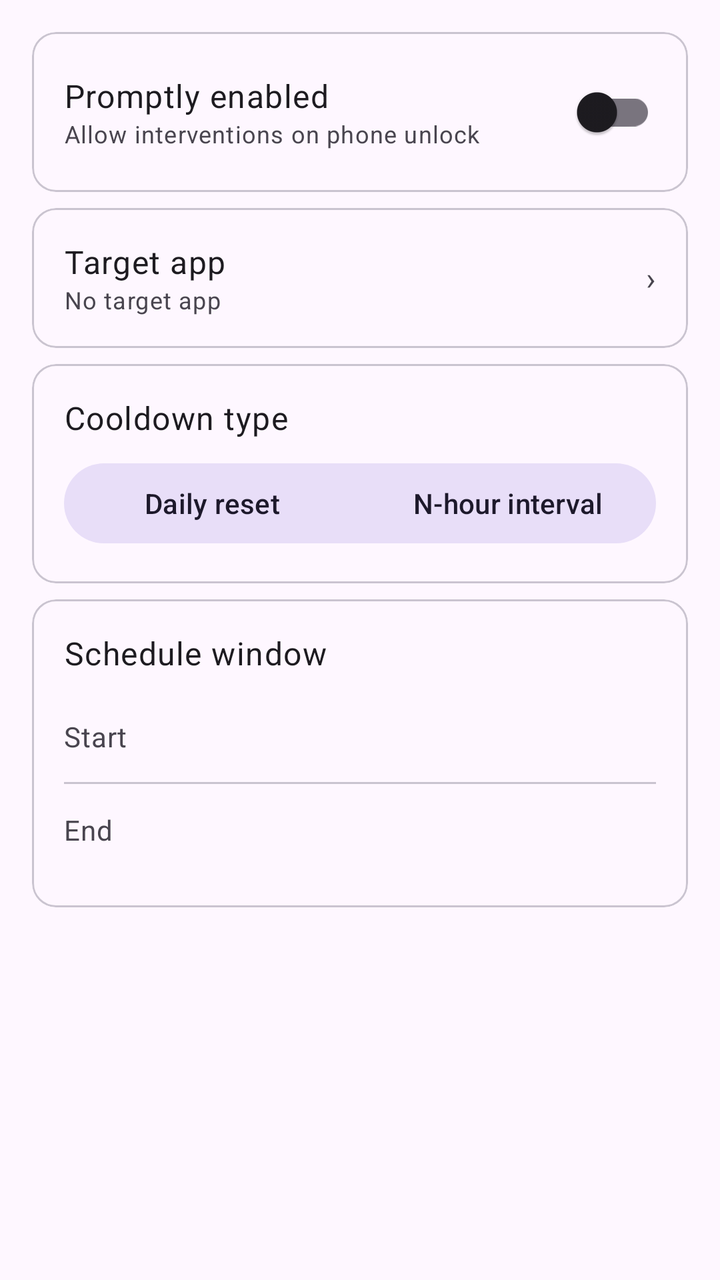
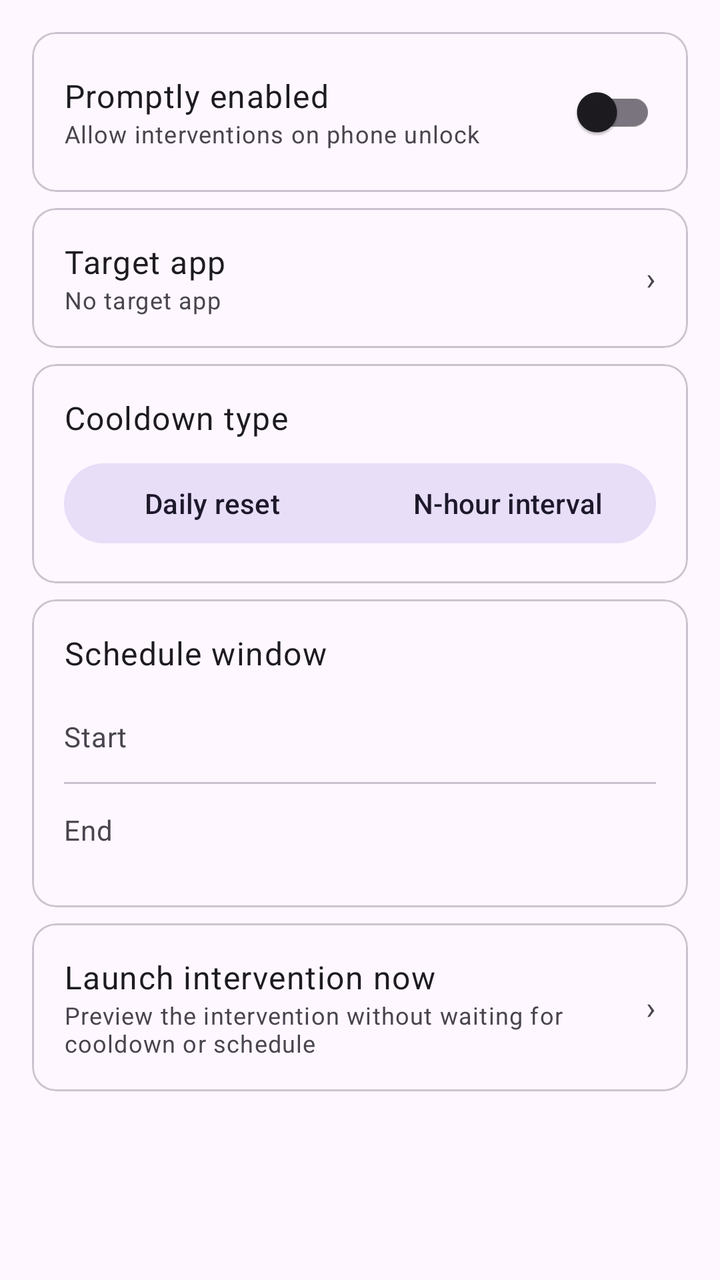

Screens rendered from an Android XML layout before and after an edit, with the pre-edit source and the edit as a unified diff.
<!-- AndroidManifest.xml: activity theme Theme.Promptly -->
<!-- res/layout/activity_settings.xml -->
<?xml version="1.0" encoding="utf-8"?>
<ScrollView xmlns:android="http://schemas.android.com/apk/res/android"
    xmlns:app="http://schemas.android.com/apk/res-auto"
    android:layout_width="match_parent"
    android:layout_height="match_parent"
    android:padding="@dimen/settings_padding">

    <LinearLayout
        android:layout_width="match_parent"
        android:layout_height="wrap_content"
        android:orientation="vertical"
        android:clipToPadding="false">

        <com.google.android.material.card.MaterialCardView
            android:id="@+id/banner_card"
            android:layout_width="match_parent"
            android:layout_height="wrap_content"
            android:layout_marginBottom="@dimen/settings_card_margin"
            android:clickable="true"
            android:focusable="true"
            android:visibility="gone"
            app:cardElevation="0dp">

            <LinearLayout
                android:layout_width="match_parent"
                android:layout_height="wrap_content"
                android:orientation="horizontal"
                android:gravity="center_vertical"
                android:padding="@dimen/settings_row_padding">

                <TextView
                    android:layout_width="0dp"
                    android:layout_height="wrap_content"
                    android:layout_weight="1"
                    android:text="@string/settings_banner_text"
                    android:textAppearance="?attr/textAppearanceBodyMedium"
                    android:textColor="?attr/colorOnSurfaceVariant" />

                <TextView
                    android:layout_width="wrap_content"
                    android:layout_height="wrap_content"
                    android:text="@string/settings_chevron"
                    android:textAppearance="?attr/textAppearanceBodyLarge"
                    android:textColor="?attr/colorOnSurfaceVariant" />

            </LinearLayout>

        </com.google.android.material.card.MaterialCardView>

        <com.google.android.material.card.MaterialCardView
            android:layout_width="match_parent"
            android:layout_height="wrap_content"
            android:layout_marginBottom="@dimen/settings_card_margin"
            app:cardElevation="0dp">

            <LinearLayout
                android:layout_width="match_parent"
                android:layout_height="wrap_content"
                android:orientation="horizontal"
                android:gravity="center_vertical"
                android:padding="@dimen/settings_row_padding">

                <LinearLayout
                    android:layout_width="0dp"
                    android:layout_height="wrap_content"
                    android:layout_weight="1"
                    android:orientation="vertical">

                    <TextView
                        android:layout_width="wrap_content"
                        android:layout_height="wrap_content"
                        android:text="@string/settings_enabled"
                        android:textAppearance="?attr/textAppearanceBodyLarge" />

                    <TextView
                        android:layout_width="wrap_content"
                        android:layout_height="wrap_content"
                        android:text="@string/settings_enabled_description"
                        android:textAppearance="?attr/textAppearanceBodySmall"
                        android:textColor="?attr/colorOnSurfaceVariant" />

                </LinearLayout>

                <com.google.android.material.switchmaterial.SwitchMaterial
                    android:id="@+id/enabled_switch"
                    android:layout_width="wrap_content"
                    android:layout_height="wrap_content" />

            </LinearLayout>

        </com.google.android.material.card.MaterialCardView>

        <com.google.android.material.card.MaterialCardView
            android:layout_width="match_parent"
            android:layout_height="wrap_content"
            android:layout_marginBottom="@dimen/settings_card_margin"
            app:cardElevation="0dp">

            <LinearLayout
                android:id="@+id/target_app_row"
                android:layout_width="match_parent"
                android:layout_height="wrap_content"
                android:orientation="horizontal"
                android:gravity="center_vertical"
                android:padding="@dimen/settings_row_padding"
                android:clickable="true"
                android:focusable="true"
                android:background="?attr/selectableItemBackground">

                <LinearLayout
                    android:layout_width="0dp"
                    android:layout_height="wrap_content"
                    android:layout_weight="1"
                    android:orientation="vertical">

                    <TextView
                        android:layout_width="wrap_content"
                        android:layout_height="wrap_content"
                        android:text="@string/settings_target_app"
                        android:textAppearance="?attr/textAppearanceBodyLarge" />

                    <TextView
                        android:id="@+id/target_app_summary"
                        android:layout_width="wrap_content"
                        android:layout_height="wrap_content"
                        android:text="@string/settings_no_target_app"
                        android:textAppearance="?attr/textAppearanceBodySmall"
                        android:textColor="?attr/colorOnSurfaceVariant" />

                </LinearLayout>

                <TextView
                    android:layout_width="wrap_content"
                    android:layout_height="wrap_content"
                    android:text="@string/settings_chevron"
                    android:textAppearance="?attr/textAppearanceBodyLarge"
                    android:textColor="?attr/colorOnSurfaceVariant" />

            </LinearLayout>

        </com.google.android.material.card.MaterialCardView>

        <com.google.android.material.card.MaterialCardView
            android:layout_width="match_parent"
            android:layout_height="wrap_content"
            android:layout_marginBottom="@dimen/settings_card_margin"
            app:cardElevation="0dp">

            <LinearLayout
                android:layout_width="match_parent"
                android:layout_height="wrap_content"
                android:orientation="vertical"
                android:padding="@dimen/settings_row_padding">

                <TextView
                    android:layout_width="wrap_content"
                    android:layout_height="wrap_content"
                    android:text="@string/settings_cooldown_type"
                    android:textAppearance="?attr/textAppearanceBodyLarge"
                    android:paddingBottom="@dimen/settings_label_padding" />

                <com.google.android.material.button.MaterialButtonToggleGroup
                    android:id="@+id/cooldown_toggle_group"
                    android:layout_width="match_parent"
                    android:layout_height="wrap_content"
                    app:singleSelection="true"
                    app:selectionRequired="true">

                    <com.google.android.material.button.MaterialButton
                        android:id="@+id/cooldown_daily_reset"
                        android:layout_width="0dp"
                        android:layout_height="wrap_content"
                        android:layout_weight="1"
                        android:text="@string/settings_daily_reset"
                        style="@style/Widget.Material3.Button.TonalButton" />

                    <com.google.android.material.button.MaterialButton
                        android:id="@+id/cooldown_n_hour"
                        android:layout_width="0dp"
                        android:layout_height="wrap_content"
                        android:layout_weight="1"
                        android:text="@string/settings_n_hour_interval"
                        style="@style/Widget.Material3.Button.TonalButton" />

                </com.google.android.material.button.MaterialButtonToggleGroup>

                <LinearLayout
                    android:id="@+id/daily_reset_section"
                    android:layout_width="match_parent"
                    android:layout_height="wrap_content"
                    android:orientation="horizontal"
                    android:gravity="center_vertical"
                    android:paddingTop="@dimen/settings_label_padding"
                    android:visibility="gone">

                    <TextView
                        android:layout_width="0dp"
                        android:layout_height="wrap_content"
                        android:layout_weight="1"
                        android:text="@string/settings_reset_time"
                        android:textAppearance="?attr/textAppearanceBodyMedium"
                        android:textColor="?attr/colorOnSurfaceVariant" />

                    <TextView
                        android:id="@+id/reset_time_value"
                        android:layout_width="wrap_content"
                        android:layout_height="wrap_content"
                        android:textAppearance="?attr/textAppearanceBodyLarge"
                        android:paddingStart="@dimen/settings_time_padding"
                        android:paddingEnd="@dimen/settings_time_padding"
                        android:paddingTop="@dimen/settings_time_vertical_padding"
                        android:paddingBottom="@dimen/settings_time_vertical_padding"
                        android:background="?attr/selectableItemBackground"
                        android:clickable="true"
                        android:focusable="true" />

                </LinearLayout>

                <LinearLayout
                    android:id="@+id/n_hour_section"
                    android:layout_width="match_parent"
                    android:layout_height="wrap_content"
                    android:orientation="horizontal"
                    android:gravity="center_vertical"
                    android:paddingTop="@dimen/settings_label_padding"
                    android:visibility="gone">

                    <TextView
                        android:layout_width="0dp"
                        android:layout_height="wrap_content"
                        android:layout_weight="1"
                        android:text="@string/settings_interval_hours"
                        android:textAppearance="?attr/textAppearanceBodyMedium"
                        android:textColor="?attr/colorOnSurfaceVariant" />

                    <TextView
                        android:id="@+id/interval_hours_value"
                        android:layout_width="wrap_content"
                        android:layout_height="wrap_content"
                        android:textAppearance="?attr/textAppearanceBodyLarge"
                        android:paddingStart="@dimen/settings_time_padding"
                        android:paddingEnd="@dimen/settings_time_padding"
                        android:paddingTop="@dimen/settings_time_vertical_padding"
                        android:paddingBottom="@dimen/settings_time_vertical_padding"
                        android:background="?attr/selectableItemBackground"
                        android:clickable="true"
                        android:focusable="true" />

                </LinearLayout>

            </LinearLayout>

        </com.google.android.material.card.MaterialCardView>

        <com.google.android.material.card.MaterialCardView
            android:layout_width="match_parent"
            android:layout_height="wrap_content"
            android:layout_marginBottom="@dimen/settings_card_margin"
            app:cardElevation="0dp">

            <LinearLayout
                android:layout_width="match_parent"
                android:layout_height="wrap_content"
                android:orientation="vertical"
                android:padding="@dimen/settings_row_padding">

                <TextView
                    android:layout_width="wrap_content"
                    android:layout_height="wrap_content"
                    android:text="@string/settings_schedule_window"
                    android:textAppearance="?attr/textAppearanceBodyLarge"
                    android:paddingBottom="@dimen/settings_label_padding" />

                <LinearLayout
                    android:id="@+id/schedule_start_row"
                    android:layout_width="match_parent"
                    android:layout_height="wrap_content"
                    android:orientation="horizontal"
                    android:gravity="center_vertical"
                    android:background="?attr/selectableItemBackground"
                    android:clickable="true"
                    android:focusable="true"
                    android:paddingTop="@dimen/settings_time_row_padding"
                    android:paddingBottom="@dimen/settings_time_row_padding">

                    <TextView
                        android:layout_width="0dp"
                        android:layout_height="wrap_content"
                        android:layout_weight="1"
                        android:text="@string/settings_start_time"
                        android:textAppearance="?attr/textAppearanceBodyMedium"
                        android:textColor="?attr/colorOnSurfaceVariant" />

                    <TextView
                        android:id="@+id/schedule_start_value"
                        android:layout_width="wrap_content"
                        android:layout_height="wrap_content"
                        android:textAppearance="?attr/textAppearanceBodyLarge" />

                </LinearLayout>

                <View
                    android:layout_width="match_parent"
                    android:layout_height="1dp"
                    android:background="?attr/colorOutlineVariant" />

                <LinearLayout
                    android:id="@+id/schedule_end_row"
                    android:layout_width="match_parent"
                    android:layout_height="wrap_content"
                    android:orientation="horizontal"
                    android:gravity="center_vertical"
                    android:background="?attr/selectableItemBackground"
                    android:clickable="true"
                    android:focusable="true"
                    android:paddingTop="@dimen/settings_time_row_padding"
                    android:paddingBottom="@dimen/settings_time_row_padding">

                    <TextView
                        android:layout_width="0dp"
                        android:layout_height="wrap_content"
                        android:layout_weight="1"
                        android:text="@string/settings_end_time"
                        android:textAppearance="?attr/textAppearanceBodyMedium"
                        android:textColor="?attr/colorOnSurfaceVariant" />

                    <TextView
                        android:id="@+id/schedule_end_value"
                        android:layout_width="wrap_content"
                        android:layout_height="wrap_content"
                        android:textAppearance="?attr/textAppearanceBodyLarge" />

                </LinearLayout>

            </LinearLayout>

        </com.google.android.material.card.MaterialCardView>

    </LinearLayout>

</ScrollView>
<!-- resources referenced by this layout -->
<resources>
  <dimen name="settings_card_margin">8dp</dimen>
  <dimen name="settings_label_padding">8dp</dimen>
  <dimen name="settings_padding">16dp</dimen>
  <dimen name="settings_row_padding">16dp</dimen>
  <dimen name="settings_time_padding">12dp</dimen>
  <dimen name="settings_time_row_padding">12dp</dimen>
  <dimen name="settings_time_vertical_padding">4dp</dimen>
  <string name="settings_banner_text">Enable the Accessibility Service to detect phone unlocks and start interventions</string>
  <string name="settings_chevron">›</string>
  <string name="settings_cooldown_type">Cooldown type</string>
  <string name="settings_daily_reset">Daily reset</string>
  <string name="settings_enabled">Promptly enabled</string>
  <string name="settings_enabled_description">Allow interventions on phone unlock</string>
  <string name="settings_end_time">End</string>
  <string name="settings_interval_hours">Interval</string>
  <string name="settings_n_hour_interval">N-hour interval</string>
  <string name="settings_no_target_app">No target app</string>
  <string name="settings_reset_time">Reset time</string>
  <string name="settings_schedule_window">Schedule window</string>
  <string name="settings_start_time">Start</string>
  <string name="settings_target_app">Target app</string>
  <style name="Theme.Promptly" parent="Theme.Material3.DayNight.NoActionBar" />
</resources>

<!-- the commit's change to res/layout/activity_settings.xml (unified diff, before → after) -->
@@ -336,6 +336,56 @@
 
         </com.google.android.material.card.MaterialCardView>
 
+        <com.google.android.material.card.MaterialCardView
+            android:id="@+id/launch_intervention_card"
+            android:layout_width="match_parent"
+            android:layout_height="wrap_content"
+            android:layout_marginBottom="@dimen/settings_card_margin"
+            app:cardElevation="0dp">
+
+            <LinearLayout
+                android:id="@+id/launch_intervention_row"
+                android:layout_width="match_parent"
+                android:layout_height="wrap_content"
+                android:orientation="horizontal"
+                android:gravity="center_vertical"
+                android:padding="@dimen/settings_row_padding"
+                android:clickable="true"
+                android:focusable="true"
+                android:background="?attr/selectableItemBackground">
+
+                <LinearLayout
+                    android:layout_width="0dp"
+                    android:layout_height="wrap_content"
+                    android:layout_weight="1"
+                    android:orientation="vertical">
+
+                    <TextView
+                        android:layout_width="wrap_content"
+                        android:layout_height="wrap_content"
+                        android:text="@string/settings_launch_intervention"
+                        android:textAppearance="?attr/textAppearanceBodyLarge" />
+
+                    <TextView
+                        android:layout_width="wrap_content"
+                        android:layout_height="wrap_content"
+                        android:text="@string/settings_launch_intervention_description"
+                        android:textAppearance="?attr/textAppearanceBodySmall"
+                        android:textColor="?attr/colorOnSurfaceVariant" />
+
+                </LinearLayout>
+
+                <TextView
+                    android:layout_width="wrap_content"
+                    android:layout_height="wrap_content"
+                    android:text="@string/settings_chevron"
+                    android:textAppearance="?attr/textAppearanceBodyLarge"
+                    android:textColor="?attr/colorOnSurfaceVariant" />
+
+            </LinearLayout>
+
+        </com.google.android.material.card.MaterialCardView>
+
     </LinearLayout>
 
 </ScrollView>
<!-- resource entries referenced after the edit -->
@@ -15,6 +15,8 @@
   <string name="settings_enabled_description">Allow interventions on phone unlock</string>
   <string name="settings_end_time">End</string>
   <string name="settings_interval_hours">Interval</string>
+  <string name="settings_launch_intervention">Launch intervention now</string>
+  <string name="settings_launch_intervention_description">Preview the intervention without waiting for cooldown or schedule</string>
   <string name="settings_n_hour_interval">N-hour interval</string>
   <string name="settings_no_target_app">No target app</string>
   <string name="settings_reset_time">Reset time</string>
